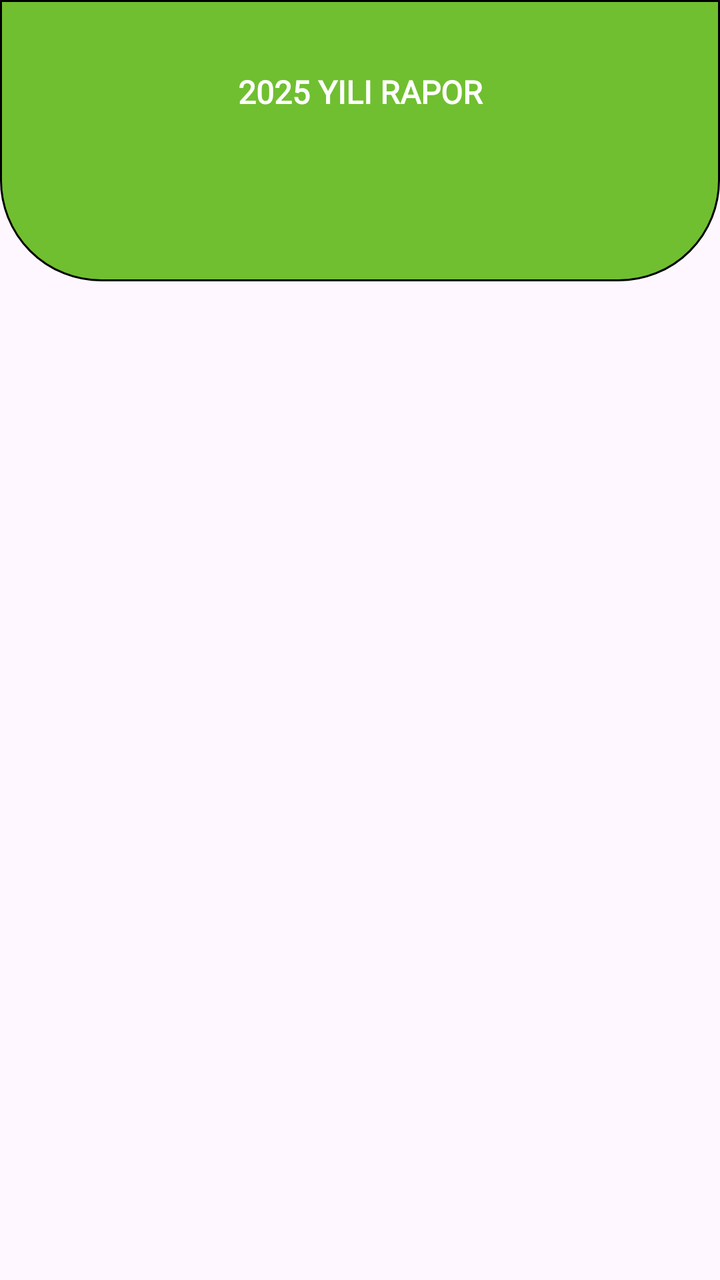
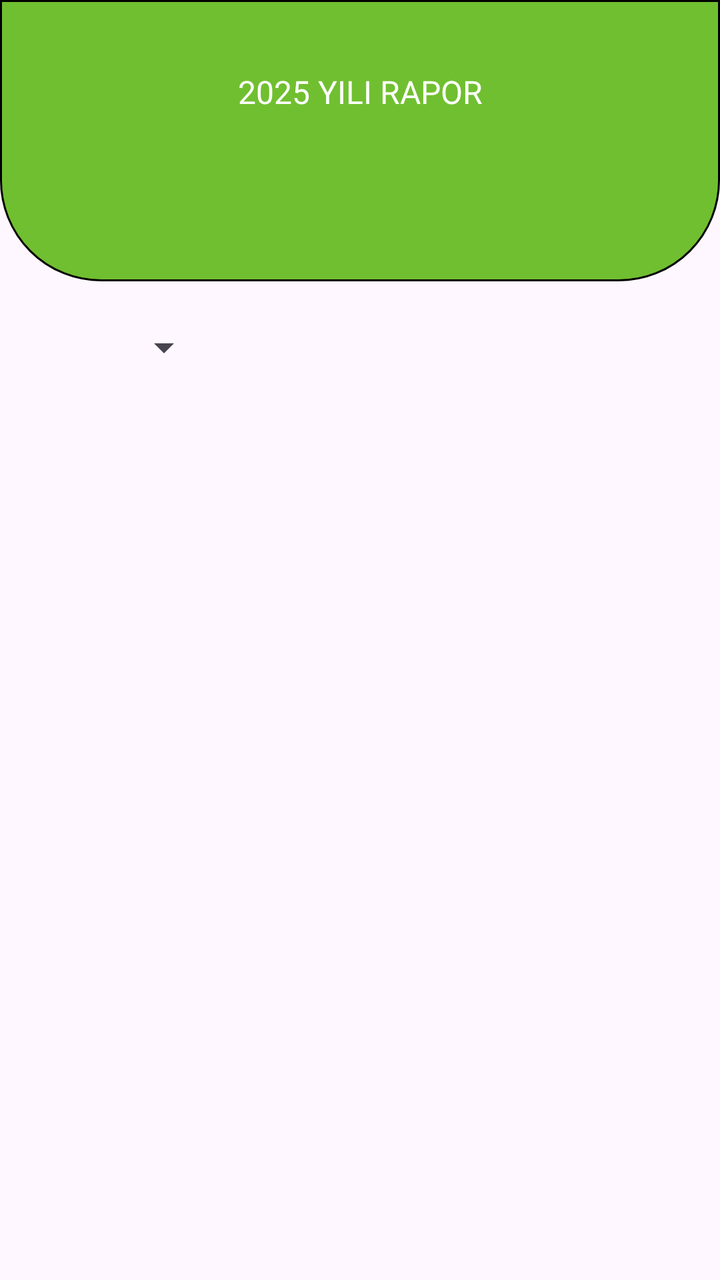

Compare the two renders of this Android layout. The source of the first and the diff that turns it into the second are given below.
<!-- AndroidManifest.xml: application theme Theme.DesignExample -->
<!-- res/layout/fragment_birinci.xml -->
<?xml version="1.0" encoding="utf-8"?>
<androidx.constraintlayout.widget.ConstraintLayout xmlns:android="http://schemas.android.com/apk/res/android"
    xmlns:app="http://schemas.android.com/apk/res-auto"
    xmlns:tools="http://schemas.android.com/tools"
    android:layout_width="match_parent"
    android:layout_height="match_parent"
    app:layoutDescription="@xml/fragment_birinci_scene2"
    tools:context=".design.birinciFragment" >

    <TextView
        android:id="@+id/textView2"
        android:layout_width="match_parent"
        android:layout_height="0dp"
        android:background="@drawable/textview_background"
        android:fontFamily="@font/sen"
        android:paddingTop="35dp"
        android:text="2025 YILI RAPOR"
        android:textAlignment="center"
        android:textColor="@color/white"
        android:textSize="16sp"
        android:textStyle="bold"
        app:layout_constraintEnd_toEndOf="parent"
        app:layout_constraintHeight_percent="0.22"
        app:layout_constraintStart_toStartOf="parent"
        app:layout_constraintTop_toTopOf="parent" />
</androidx.constraintlayout.widget.ConstraintLayout>
<!-- resources referenced by this layout -->
<resources>
  <color name="white">#FFFFFFFF</color>
  <!-- drawable textview_background (drawable) -->
  <?xml version="1.0" encoding="utf-8"?>
  <shape xmlns:android="http://schemas.android.com/apk/res/android">
  
      <stroke
          android:width="1dp"
          android:color="@color/black"/>
      <solid
          android:color="@color/TextViewGreen"/>
      <padding
          android:left="1dp"
          android:right="1dp"
          android:top="1dp"
          android:bottom="1dp"/>
  
      <corners android:bottomLeftRadius="50dp"
              android:bottomRightRadius="50dp"/>
  
  
  
  </shape>
  <style name="Theme.DesignExample" parent="Base.Theme.DesignExample" />
  <color name="black">#FF000000</color>
  <color name="TextViewGreen">#70bf30</color>
  <style name="Base.Theme.DesignExample" parent="Theme.Material3.DayNight.NoActionBar">
          
          
      </style>
</resources>

<!-- the commit's change to res/layout/fragment_birinci.xml (unified diff, before → after) -->
@@ -16,11 +16,22 @@
         android:paddingTop="35dp"
         android:text="2025 YILI RAPOR"
         android:textAlignment="center"
+        android:textAllCaps="false"
         android:textColor="@color/white"
         android:textSize="16sp"
-        android:textStyle="bold"
         app:layout_constraintEnd_toEndOf="parent"
         app:layout_constraintHeight_percent="0.22"
         app:layout_constraintStart_toStartOf="parent"
         app:layout_constraintTop_toTopOf="parent" />
+
+    <Spinner
+        android:id="@+id/yilSecimSpinner"
+        android:layout_width="0dp"
+        android:layout_height="wrap_content"
+        android:layout_marginStart="16dp"
+        android:layout_marginTop="21dp"
+        app:layout_constraintStart_toStartOf="parent"
+        app:layout_constraintTop_toBottomOf="@+id/textView2"
+        app:layout_constraintWidth_percent="0.25" />
+
 </androidx.constraintlayout.widget.ConstraintLayout>
